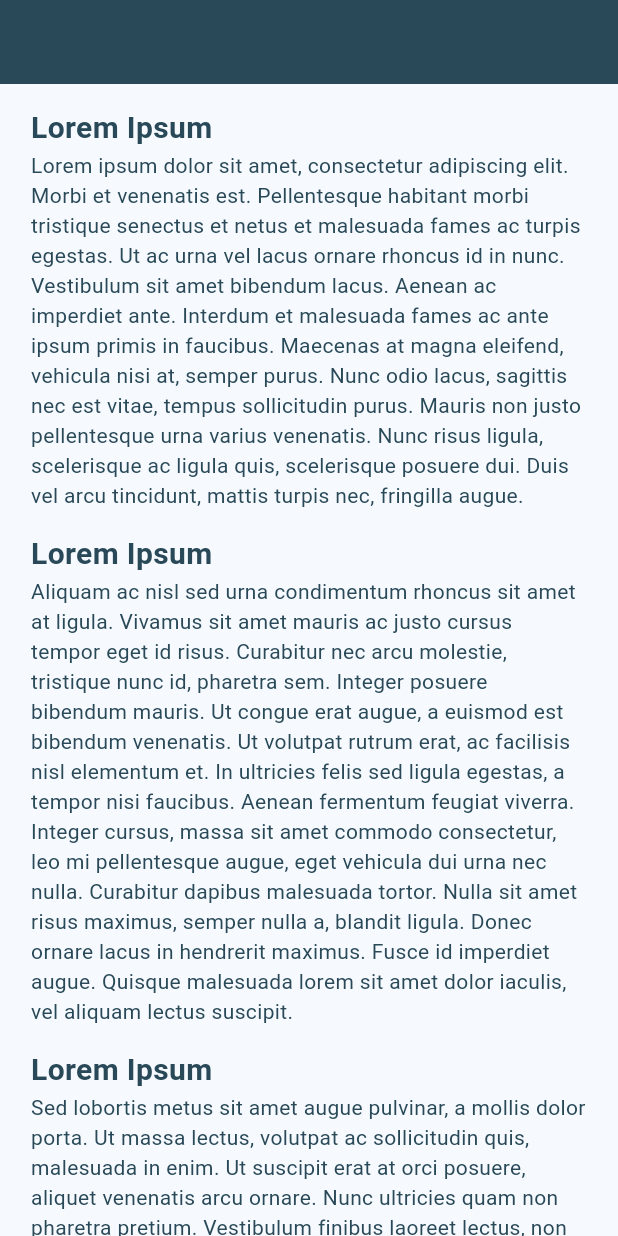
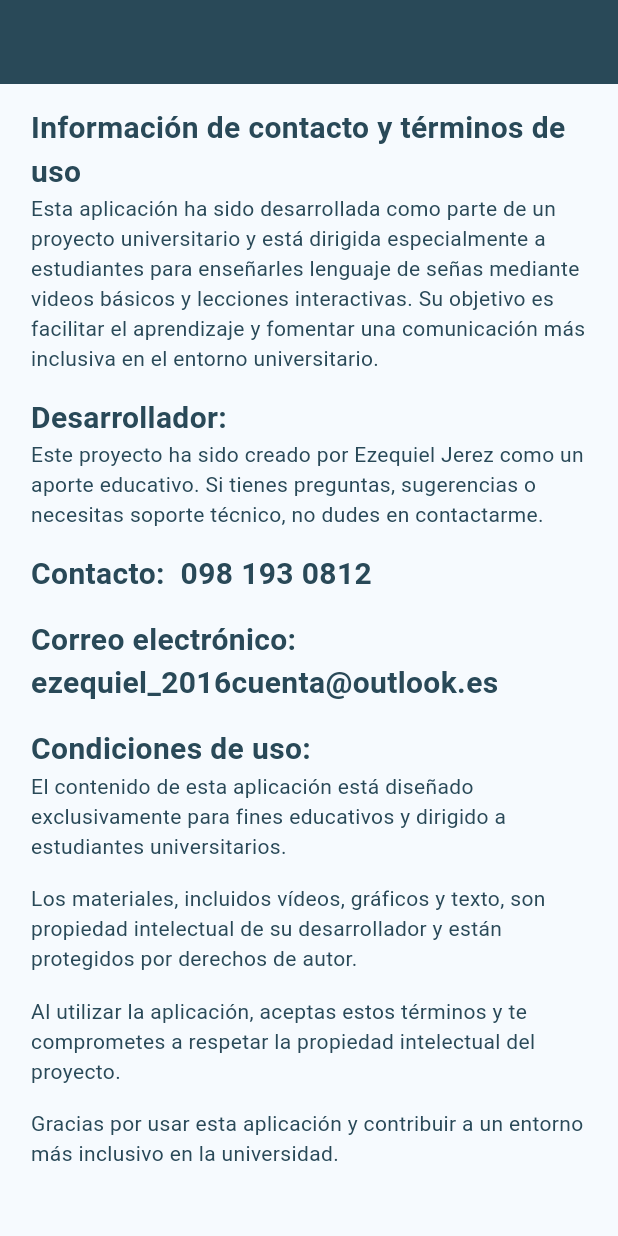
Before and after one commit to codefreire/alse, a Flutter app: the UserTermsScreen screen opened by its route, on a phone screen of 412 x 824 dp. Run offline on Flutter 3.47's test engine with Material 3 defaults, Android fonts, the phone set to English and light mode, and no system bars; our stand-ins replace firebase_auth, firebase_core, go_router, image_picker, shared_preferences, youtube_player_flutter; accounts and stored records are empty; network calls fail.

Commit message:
ajustes UI titulo y videos

```diff
--- a/lib/interface/screens/home/home_screen.dart
+++ b/lib/interface/screens/home/home_screen.dart
@@ -24,7 +24,7 @@ class _HomeScreenState extends State<HomeScreen> {
     super.initState();
     _videoController = YoutubePlayerController(
       initialVideoId: YoutubePlayer.convertUrlToId(
-        'https://www.youtube.com/watch?v=eF6orKu-Spo',
+        'https://youtu.be/kvvszbE9uFA',
       )!,
       flags: const YoutubePlayerFlags(
         autoPlay: false,
@@ -56,7 +56,7 @@ class _HomeScreenState extends State<HomeScreen> {
                   alignment: Alignment.centerLeft,
                   child: CustomLabelWidget(
                     text: 'Hola ${context.watch<UserProfileProvider>().username}',
-                    fontSize: 20,
+                    fontSize: 40,
                     fontWeight: FontWeight.bold,
                   ),
                 ),
--- a/lib/interface/screens/profile/user_terms_screen.dart
+++ b/lib/interface/screens/profile/user_terms_screen.dart
@@ -26,7 +26,26 @@ class UserTermsScreen extends StatelessWidget {
                 margin: EdgeInsets.symmetric(horizontal: screenWidth * 0.05),
                 alignment: Alignment.centerLeft,
                 child: const CustomLabelWidget(
-                  text: 'Lorem Ipsum',
+                  text: 'Información de contacto y términos de uso',
+                  fontSize: 20,
+                  maxLines: 2,
+                  fontWeight: FontWeight.bold,
+                ),
+              ),
+              Container(
+                margin: EdgeInsets.symmetric(horizontal: screenWidth * 0.05),
+                alignment: Alignment.centerLeft,
+                child: const CustomLabelWidget(
+                  text: 'Esta aplicación ha sido desarrollada como parte de un proyecto universitario y está dirigida especialmente a estudiantes para enseñarles lenguaje de señas mediante videos básicos y lecciones interactivas. Su objetivo es facilitar el aprendizaje y fomentar una comunicación más inclusiva en el entorno universitario.',
+                  maxLines: 20,
+                ),
+              ),
+              const SizedBox(height: 15,),
+              Container(
+                margin: EdgeInsets.symmetric(horizontal: screenWidth * 0.05),
+                alignment: Alignment.centerLeft,
+                child: const CustomLabelWidget(
+                  text: 'Desarrollador:',
                   fontSize: 20,
                   fontWeight: FontWeight.bold,
                 ),
@@ -35,7 +54,7 @@ class UserTermsScreen extends StatelessWidget {
                 margin: EdgeInsets.symmetric(horizontal: screenWidth * 0.05),
                 alignment: Alignment.centerLeft,
                 child: const CustomLabelWidget(
-                  text: 'Lorem ipsum dolor sit amet, consectetur adipiscing elit. Morbi et venenatis est. Pellentesque habitant morbi tristique senectus et netus et malesuada fames ac turpis egestas. Ut ac urna vel lacus ornare rhoncus id in nunc. Vestibulum sit amet bibendum lacus. Aenean ac imperdiet ante. Interdum et malesuada fames ac ante ipsum primis in faucibus. Maecenas at magna eleifend, vehicula nisi at, semper purus. Nunc odio lacus, sagittis nec est vitae, tempus sollicitudin purus. Mauris non justo pellentesque urna varius venenatis. Nunc risus ligula, scelerisque ac ligula quis, scelerisque posuere dui. Duis vel arcu tincidunt, mattis turpis nec, fringilla augue.',
+                  text: 'Este proyecto ha sido creado por Ezequiel Jerez como un aporte educativo. Si tienes preguntas, sugerencias o necesitas soporte técnico, no dudes en contactarme.',
                   maxLines: 20,
                 ),
               ),
@@ -44,7 +63,30 @@ class UserTermsScreen extends StatelessWidget {
                 margin: EdgeInsets.symmetric(horizontal: screenWidth * 0.05),
                 alignment: Alignment.centerLeft,
                 child: const CustomLabelWidget(
-                  text: 'Lorem Ipsum',
+                  text: 'Contacto:  098 193 0812',
+                  maxLines: 2,
+                  fontSize: 20,
+                  fontWeight: FontWeight.bold,
+                ),
+              ),
+
+              const SizedBox(height: 15,),
+              Container(
+                margin: EdgeInsets.symmetric(horizontal: screenWidth * 0.05),
+                alignment: Alignment.centerLeft,
+                child: const CustomLabelWidget(
+                  text: 'Correo electrónico:  ezequiel_2016cuenta@outlook.es',
+                  maxLines: 2,
+                  fontSize: 20,
+                  fontWeight: FontWeight.bold,
+                ),
+              ),
+              const SizedBox(height: 15,),
+              Container(
+                margin: EdgeInsets.symmetric(horizontal: screenWidth * 0.05),
+                alignment: Alignment.centerLeft,
+                child: const CustomLabelWidget(
+                  text: 'Condiciones de uso:',
                   fontSize: 20,
                   fontWeight: FontWeight.bold,
                 ),
@@ -53,7 +95,7 @@ class UserTermsScreen extends StatelessWidget {
                 margin: EdgeInsets.symmetric(horizontal: screenWidth * 0.05),
                 alignment: Alignment.centerLeft,
                 child: const CustomLabelWidget(
-                  text: 'Aliquam ac nisl sed urna condimentum rhoncus sit amet at ligula. Vivamus sit amet mauris ac justo cursus tempor eget id risus. Curabitur nec arcu molestie, tristique nunc id, pharetra sem. Integer posuere bibendum mauris. Ut congue erat augue, a euismod est bibendum venenatis. Ut volutpat rutrum erat, ac facilisis nisl elementum et. In ultricies felis sed ligula egestas, a tempor nisi faucibus. Aenean fermentum feugiat viverra. Integer cursus, massa sit amet commodo consectetur, leo mi pellentesque augue, eget vehicula dui urna nec nulla. Curabitur dapibus malesuada tortor. Nulla sit amet risus maximus, semper nulla a, blandit ligula. Donec ornare lacus in hendrerit maximus. Fusce id imperdiet augue. Quisque malesuada lorem sit amet dolor iaculis, vel aliquam lectus suscipit.',
+                  text: 'El contenido de esta aplicación está diseñado exclusivamente para fines educativos y dirigido a estudiantes universitarios.',
                   maxLines: 20,
                 ),
               ),
@@ -62,16 +104,7 @@ class UserTermsScreen extends StatelessWidget {
                 margin: EdgeInsets.symmetric(horizontal: screenWidth * 0.05),
                 alignment: Alignment.centerLeft,
                 child: const CustomLabelWidget(
-                  text: 'Lorem Ipsum',
-                  fontSize: 20,
-                  fontWeight: FontWeight.bold,
-                ),
-              ),
-              Container(
-                margin: EdgeInsets.symmetric(horizontal: screenWidth * 0.05),
-                alignment: Alignment.centerLeft,
-                child: const CustomLabelWidget(
-                  text: 'Sed lobortis metus sit amet augue pulvinar, a mollis dolor porta. Ut massa lectus, volutpat ac sollicitudin quis, malesuada in enim. Ut suscipit erat at orci posuere, aliquet venenatis arcu ornare. Nunc ultricies quam non pharetra pretium. Vestibulum finibus laoreet lectus, non scelerisque lectus cursus vitae. Ut a pharetra diam. Maecenas pharetra diam et nunc dignissim, a gravida felis elementum. Aenean ex dui, rutrum quis fringilla at, dapibus elementum massa. Mauris sit amet neque risus. Nulla pellentesque vestibulum elit eu maximus. Vestibulum et mollis odio.',
+                  text: 'Los materiales, incluidos vídeos, gráficos y texto, son propiedad intelectual de su desarrollador y están protegidos por derechos de autor.',
                   maxLines: 20,
                 ),
               ),
@@ -80,16 +113,7 @@ class UserTermsScreen extends StatelessWidget {
                 margin: EdgeInsets.symmetric(horizontal: screenWidth * 0.05),
                 alignment: Alignment.centerLeft,
                 child: const CustomLabelWidget(
-                  text: 'Lorem Ipsum',
-                  fontSize: 20,
-                  fontWeight: FontWeight.bold,
-                ),
-              ),
-              Container(
-                margin: EdgeInsets.symmetric(horizontal: screenWidth * 0.05),
-                alignment: Alignment.centerLeft,
-                child: const CustomLabelWidget(
-                  text: 'Quisque nec massa venenatis neque bibendum vestibulum ac vitae sem. Vestibulum magna est, gravida rutrum ante a, interdum auctor massa. Suspendisse a diam velit. Aenean ac sem sapien. Etiam volutpat, arcu nec eleifend lobortis, ipsum tellus venenatis metus, ac porta sem dui porttitor lorem. Pellentesque magna libero, varius eu dictum id, hendrerit eget lorem. Praesent blandit fringilla nulla. Nulla auctor egestas efficitur. Quisque rhoncus est eu mauris blandit, id ultricies nulla tempus.',
+                  text: 'Al utilizar la aplicación, aceptas estos términos y te comprometes a respetar la propiedad intelectual del proyecto.',
                   maxLines: 20,
                 ),
               ),
@@ -98,16 +122,7 @@ class UserTermsScreen extends StatelessWidget {
                 margin: EdgeInsets.symmetric(horizontal: screenWidth * 0.05),
                 alignment: Alignment.centerLeft,
                 child: const CustomLabelWidget(
-                  text: 'Lorem Ipsum',
-                  fontSize: 20,
-                  fontWeight: FontWeight.bold,
-                ),
-              ),
-              Container(
-                margin: EdgeInsets.symmetric(horizontal: screenWidth * 0.05),
-                alignment: Alignment.centerLeft,
-                child: const CustomLabelWidget(
-                  text: 'Cras ac dapibus augue. Mauris aliquam sit amet nibh interdum euismod. Donec facilisis purus non mi ultricies, a convallis velit vestibulum. Etiam sed est id massa laoreet porttitor. Curabitur rutrum, felis ac porttitor ornare, lacus leo consectetur neque, nec rhoncus odio turpis id nulla. Integer consectetur arcu a velit molestie ornare. Cras egestas et mauris ac dapibus. Nullam dapibus justo vel ultricies malesuada.',
+                  text: 'Gracias por usar esta aplicación y contribuir a un entorno más inclusivo en la universidad.',
                   maxLines: 20,
                 ),
               ),
```
Also changed, not shown: lib/interface/screens/learning/category_screen.dart (+10 -10 lines), lib/interface/screens/level/level_screen.dart (+9 -0 lines), lib/interface/screens/level/question_screen.dart (+5 -5 lines).
